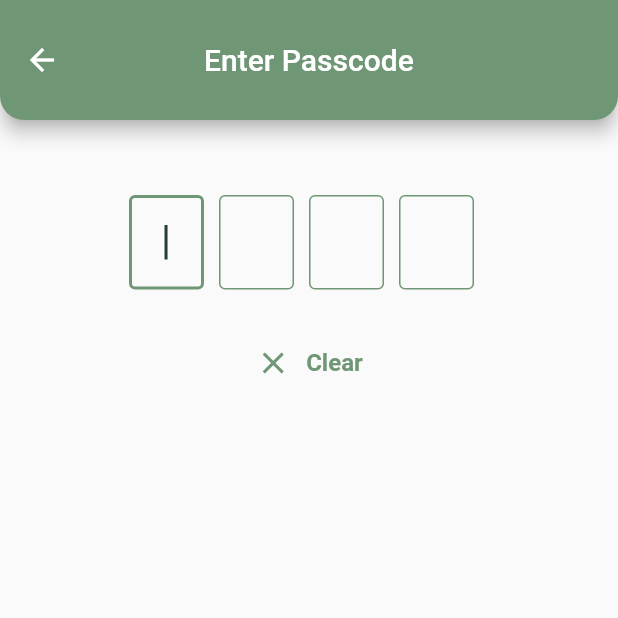
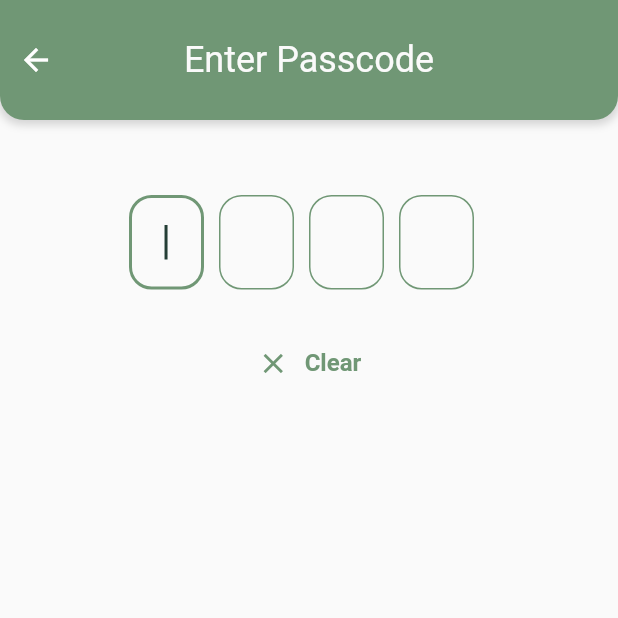
Before and after one commit to bejaeger/insideout-adventure, a Flutter app: the SetPinView screen opened by its route, on a phone screen of 412 x 824 dp, the top half of it. Run offline on Flutter 3.47's test engine with Material 2 defaults, Android fonts, the phone set to English and light mode, and no system bars; our stand-ins replace awesome_notifications, badges, battery_plus, cloud_firestore, confetti, connectivity_plus and 26 more; missing offline and left inert: arcore_flutter_plugin, arkit_plugin, battery_plus_web, circular_menu, cloud_firestore_web, connectivity_plus_web and 19 more; accounts and stored records are empty; generated files the repository leaves out were written again.

```diff
--- a/lib/ui/views/set_pin/set_pin_view.dart
+++ b/lib/ui/views/set_pin/set_pin_view.dart
@@ -1,5 +1,6 @@
 import 'package:afkcredits/constants/constants.dart';
 import 'package:afkcredits/ui/views/set_pin/set_pin_viewmodel.dart';
+import 'package:afkcredits/ui/widgets/custom_app_bar/custom_app_bar.dart';
 import 'package:insideout_ui/insideout_ui.dart';
 import 'package:flutter/material.dart';
 import 'package:stacked/stacked.dart';
@@ -34,24 +35,30 @@ class SetPinView extends StatelessWidget with $SetPinView {
   Widget build(BuildContext context) {
     return ViewModelBuilder<SetPinViewModel>.reactive(
       viewModelBuilder: () => SetPinViewModel(),
-      builder: (context, model, child) => Scaffold(
-        appBar: AppBar(
-          title: Text("Enter Passcode"),
+      builder: (context, model, child) => SafeArea(
+        child: Scaffold(
+          appBar: CustomAppBar(
+            title: "Enter Passcode",
+            onBackButton: () {
+              clearTextFields();
+              model.popView();
+            },
           ),
           body: Container(
               padding: const EdgeInsets.symmetric(
                   horizontal: kHorizontalPadding, vertical: 50),
               child: Column(
                 children: [
-                IgnorePointer(child: generateTextFields(context, model)),
+                  generateTextFields(context, model),
                   verticalSpaceMedium,
                   InsideOutButton.text(
-                  leading: Icon(Icons.clear, color: kcPrimaryColor),
+                    leading: Icon(Icons.clear, color: kcPrimaryColor, size: 22),
                     title: "Clear",
                     onTap: () => clearTextFields(),
                   )
                 ],
               )),
+        ),
       ),
     );
   }
@@ -85,7 +92,7 @@ class SetPinView extends StatelessWidget with $SetPinView {
         children: textFields);
   }
 
-  Widget buildTextField(int i, BuildContext context, dynamic model,
+  Widget buildTextField(int i, BuildContext context, SetPinViewModel model,
       [bool autofocus = false]) {
     final String lastDigit = getControllers()[i].text;
 
@@ -102,27 +109,31 @@ class SetPinView extends StatelessWidget with $SetPinView {
         style: TextStyle(fontWeight: FontWeight.bold, fontSize: fontSize),
         focusNode: getFocusNodes()[i],
         obscureText: isTextObscure,
+        onTap: () => getFocusNodes()[i].requestFocus(),
         decoration: InputDecoration(
             counterText: "",
             enabledBorder: showFieldAsBox
                 ? OutlineInputBorder(
-                    borderSide: BorderSide(width: 1.0, color: kcPrimaryColor))
+                    borderSide: BorderSide(width: 1.0, color: kcPrimaryColor),
+                    borderRadius: BorderRadius.circular(15.0))
                 : null,
             focusedBorder: showFieldAsBox
                 ? OutlineInputBorder(
-                    borderSide: BorderSide(width: 2.0, color: kcPrimaryColor))
+                    borderSide: BorderSide(width: 2.0, color: kcPrimaryColor),
+                    borderRadius: BorderRadius.circular(15.0))
                 : null),
         onChanged: (String str) async {
-          print("current i = $i");
+          print("number already set: ${_pin[i]}");
           _pin[i] = str;
+          print("slot i = $i, current entry = ${_pin[i]}, input: $str");
           if (i + 1 != numberFields) {
+            if (_pin[i] != '') {
               getFocusNodes()[i].unfocus();
-            if (_pin[i] == '') {
-              if (i - 1 >= 0) {
-                getFocusNodes()[i - 1].requestFocus();
+              getFocusNodes()[i + 1].requestFocus();
+              if (i + 1 < numberFields && _pin[i] != '') {
+                getControllers()[i + 1].clear();
+                _pin[i + 1] = '';
               }
-            } else {
-              getFocusNodes()[i + 1].requestFocus();
             }
           } else {
             getFocusNodes()[i].unfocus();
@@ -133,7 +144,7 @@ class SetPinView extends StatelessWidget with $SetPinView {
             }
           }
           if (_pin.every((String digit) => digit != '')) {
-            model.onSubmit(_pin.join());
+            await model.onSubmit(_pin.join());
             clearTextFields();
           }
         },
--- a/lib/ui/views/set_pin/set_pin_viewmodel.dart
+++ b/lib/ui/views/set_pin/set_pin_viewmodel.dart
@@ -29,9 +29,14 @@ class SetPinViewModel extends FormViewModel {
     }
   }
 
+  void popView() {
+    _navigationService.back();
+  }
+
   @override
   void setFormStatus() {
     // TODO: implement setFormStatus
+    print("Set form status!");
   }
 }
 
```
Lines whose indentation alone changed are shown as unchanged.
